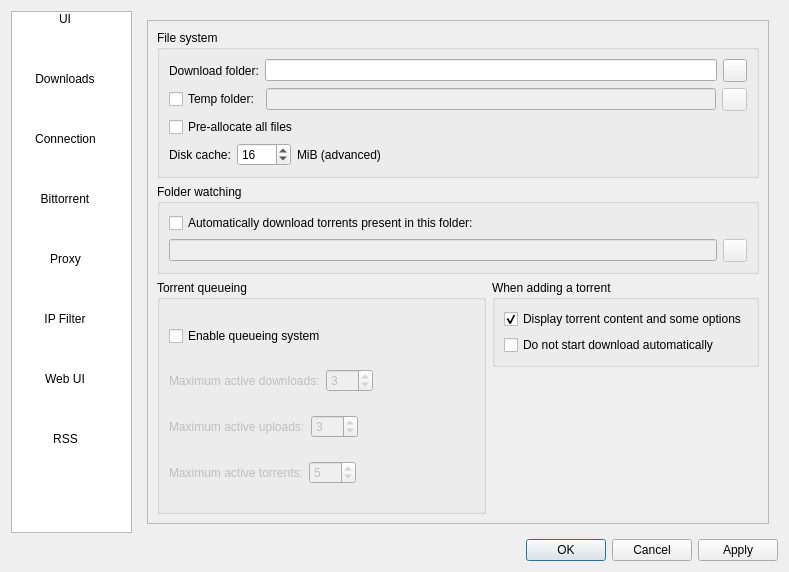
Old version of the form src/ui/options.ui in the repository SysAdminDoc/qBittorrent-Vanced.
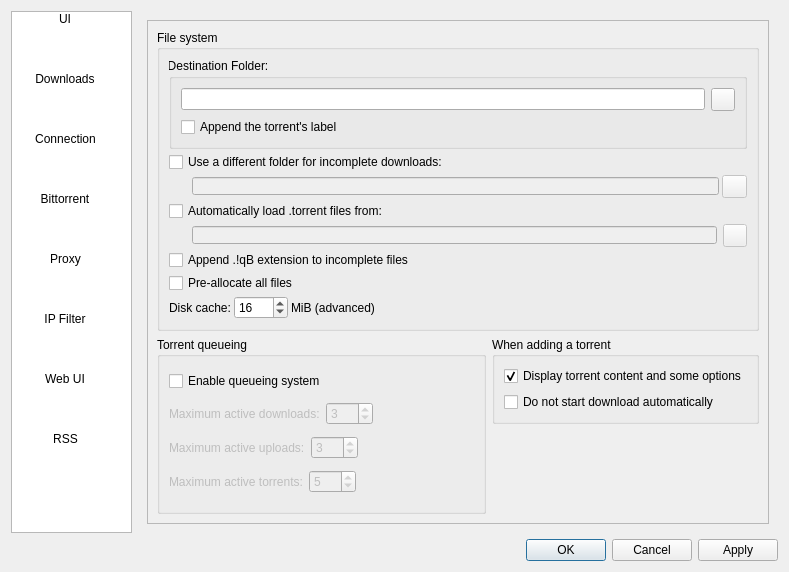
New version of the form. The open tabs and pages were chosen to show the change. Icons and pictures are not drawn.

Commit message: - FEATURE: Labeled torrent can be downloaded corresponding subfolders

What changed in the file:
```diff
--- a/src/ui/options.ui
+++ b/src/ui/options.ui
@@ -639,7 +639,7 @@
               <x>0</x>
               <y>0</y>
               <width>642</width>
-              <height>472</height>
+              <height>515</height>
              </rect>
             </property>
             <layout class="QVBoxLayout" name="verticalLayout_17">
@@ -655,29 +655,26 @@
                 <string>File system</string>
                </property>
                <layout class="QVBoxLayout" name="verticalLayout_12">
-                <item>
-                 <layout class="QHBoxLayout">
                   <property name="spacing">
-                   <number>6</number>
-                  </property>
-                  <property name="margin">
-                   <number>0</number>
-                  </property>
+                 <number>3</number>
+                </property>
                   <item>
-                   <layout class="QHBoxLayout">
-                    <property name="spacing">
-                     <number>6</number>
-                    </property>
-                    <property name="margin">
-                     <number>0</number>
-                    </property>
+                 <widget class="QGroupBox" name="groupBox_3">
+                  <property name="styleSheet">
+                   <string>QGroupBox::title {
+font-weight: normal;
+margin-left: -3px;
+}
+QGroupBox {
+  border-width: 0;
+}</string>
+                  </property>
+                  <property name="title">
+                   <string>Destination Folder:</string>
+                  </property>
+                  <layout class="QVBoxLayout" name="verticalLayout_26">
                     <item>
-                     <widget class="QLabel" name="lblSavePath">
-                      <property name="text">
-                       <string>Download folder:</string>
-                      </property>
-                     </widget>
-                    </item>
+                    <layout class="QHBoxLayout" name="horizontalLayout_10">
                     <item>
                      <widget class="QLineEdit" name="textSavePath">
                       <property name="text">
@@ -710,22 +707,35 @@
                     </item>
                    </layout>
                   </item>
-                 </layout>
-                </item>
                 <item>
-                 <layout class="QHBoxLayout" name="horizontalLayout_7">
+                    <widget class="QCheckBox" name="checkAppendLabel">
+                     <property name="text">
+                      <string>Append the torrent's label</string>
+                     </property>
+                    </widget>
+                   </item>
+                  </layout>
+                 </widget>
+                </item>
                   <item>
                    <widget class="QCheckBox" name="checkTempFolder">
                     <property name="text">
-                     <string>Temp folder:</string>
+                   <string>Use a different folder for incomplete downloads:</string>
                     </property>
                    </widget>
                   </item>
+                <item>
+                 <layout class="QHBoxLayout" name="horizontalLayout_7">
                   <item>
                    <widget class="QLineEdit" name="textTempPath">
                     <property name="enabled">
                      <bool>false</bool>
                     </property>
+                    <property name="styleSheet">
+                     <string>QLineEdit {
+  margin-left: 23px;
+}</string>
+                    </property>
                    </widget>
                   </item>
                   <item>
@@ -759,6 +769,65 @@
                   </item>
                  </layout>
                 </item>
+                <item>
+                 <widget class="QCheckBox" name="checkScanDir">
+                  <property name="text">
+                   <string>Automatically load .torrent files from:</string>
+                  </property>
+                 </widget>
+                </item>
+                <item>
+                 <layout class="QHBoxLayout">
+                  <property name="spacing">
+                   <number>6</number>
+                  </property>
+                  <property name="margin">
+                   <number>0</number>
+                  </property>
+                  <item>
+                   <widget class="QLineEdit" name="textScanDir">
+                    <property name="enabled">
+                     <bool>false</bool>
+                    </property>
+                    <property name="styleSheet">
+                     <string>QLineEdit {
+  margin-left: 23px;
+}</string>
+                    </property>
+                   </widget>
+                  </item>
+                  <item>
+                   <widget class="QToolButton" name="browseScanDirButton">
+                    <property name="enabled">
+                     <bool>false</bool>
+                    </property>
+                    <property name="minimumSize">
+                     <size>
+                      <width>22</width>
+                      <height>22</height>
+                     </size>
+                    </property>
+                    <property name="maximumSize">
+                     <size>
+                      <width>25</width>
+                      <height>27</height>
+                     </size>
+                    </property>
+                    <property name="icon">
+                     <iconset resource="../icons.qrc">
+                      <normaloff>:/Icons/oxygen/browse.png</normaloff>:/Icons/oxygen/browse.png</iconset>
+                    </property>
+                   </widget>
+                  </item>
+                 </layout>
+                </item>
+                <item>
+                 <widget class="QCheckBox" name="checkAppendqB">
+                  <property name="text">
+                   <string>Append .!qB extension to incomplete files</string>
+                  </property>
+                 </widget>
+                </item>
                 <item>
                  <widget class="QCheckBox" name="checkPreallocateAll">
                   <property name="text">
@@ -813,68 +882,6 @@
                </layout>
               </widget>
              </item>
-             <item>
-              <widget class="QGroupBox" name="dirScanBox">
-               <property name="sizePolicy">
-                <sizepolicy hsizetype="Expanding" vsizetype="Preferred">
-                 <horstretch>0</horstretch>
-                 <verstretch>0</verstretch>
-                </sizepolicy>
-               </property>
-               <property name="title">
-                <string comment="qBittorrent will watch a directory and automatically download torrents present in it">Folder watching</string>
-               </property>
-               <layout class="QVBoxLayout">
-                <item>
-                 <widget class="QCheckBox" name="checkScanDir">
-                  <property name="text">
-                   <string>Automatically download torrents present in this folder:</string>
-                  </property>
-                 </widget>
-                </item>
-                <item>
-                 <layout class="QHBoxLayout">
-                  <property name="spacing">
-                   <number>6</number>
-                  </property>
-                  <property name="margin">
-                   <number>0</number>
-                  </property>
-                  <item>
-                   <widget class="QLineEdit" name="textScanDir">
-                    <property name="enabled">
-                     <bool>false</bool>
-                    </property>
-                   </widget>
-                  </item>
-                  <item>
-                   <widget class="QToolButton" name="browseScanDirButton">
-                    <property name="enabled">
-                     <bool>false</bool>
-                    </property>
-                    <property name="minimumSize">
-                     <size>
-                      <width>22</width>
-                      <height>22</height>
-                     </size>
-                    </property>
-                    <property name="maximumSize">
-                     <size>
-                      <width>25</width>
-                      <height>27</height>
-                     </size>
-                    </property>
-                    <property name="icon">
-                     <iconset resource="../icons.qrc">
-                      <normaloff>:/Icons/oxygen/browse.png</normaloff>:/Icons/oxygen/browse.png</iconset>
-                    </property>
-                   </widget>
-                  </item>
-                 </layout>
-                </item>
-               </layout>
-              </widget>
-             </item>
              <item>
               <layout class="QHBoxLayout" name="horizontalLayout_6">
                <item>
```
Left out of the diff: 15 changed lines with no effect on the pictures. Lines whose indentation alone changed are shown as unchanged. The commit also changes 5 other files.
